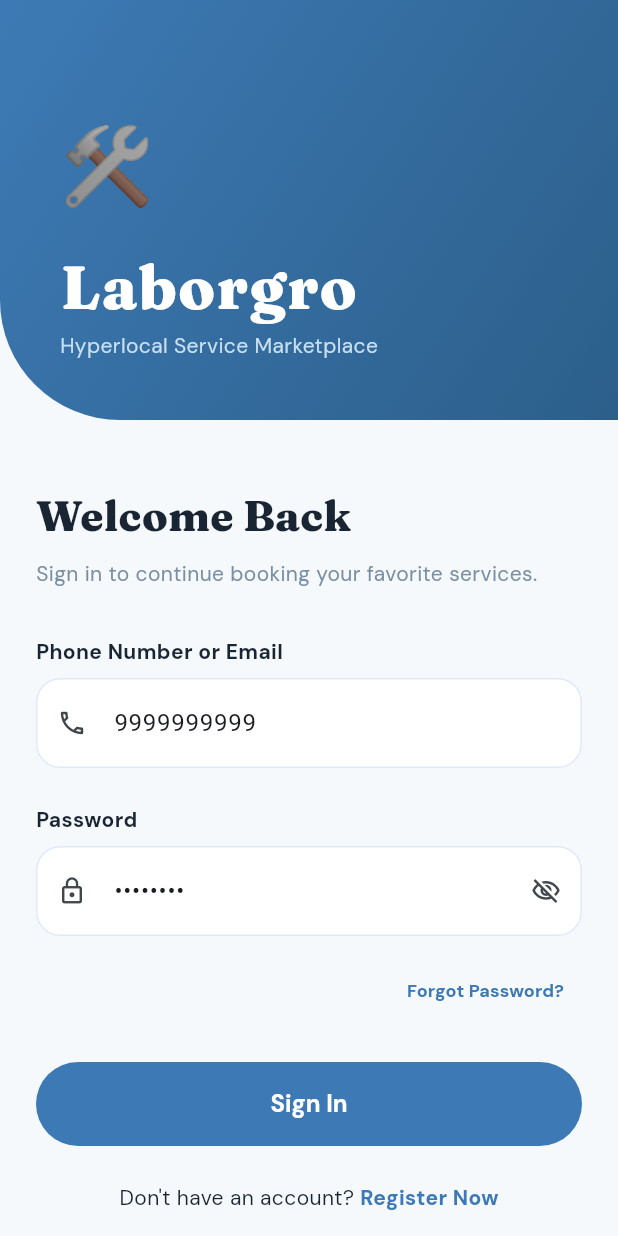
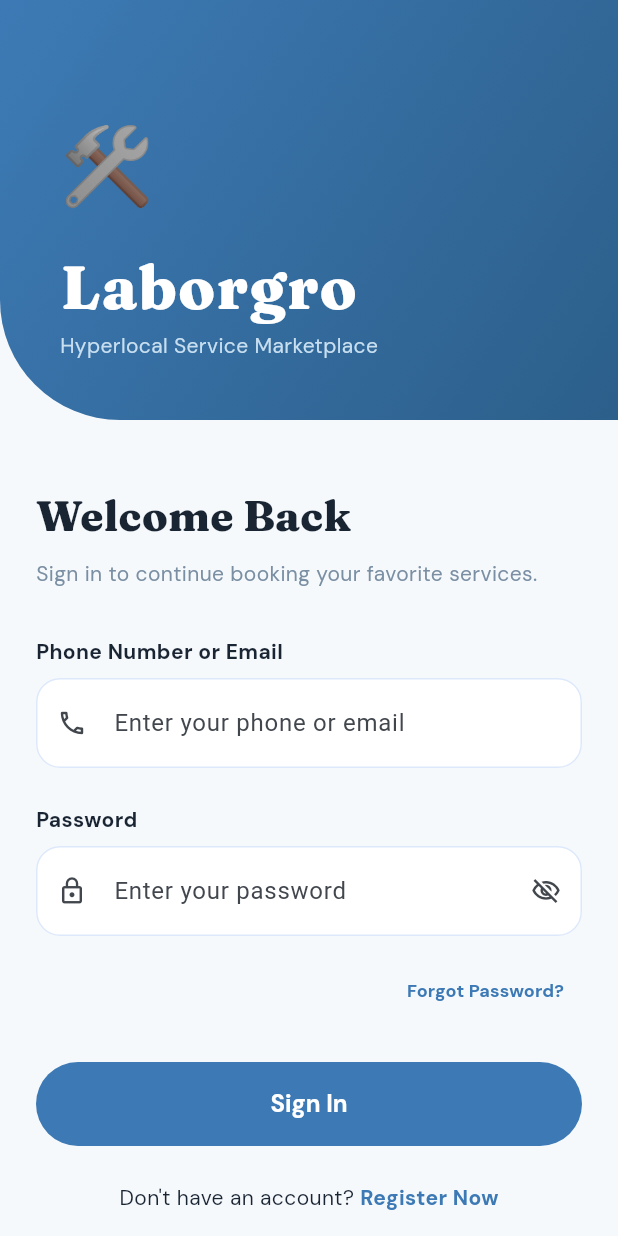
Before and after one commit to iMaginarParas/laborapp, a Flutter app: the screen it shows after launch, on a phone screen of 412 x 824 dp. Run offline on Flutter 3.47's test engine with Material 3 defaults, Android fonts, the phone set to English and light mode, and no system bars; our stand-ins replace dio, flutter_dotenv, flutter_riverpod, geocoding, geolocator, google_fonts.

Commit message:
feat: Add password visibility toggle and clear initial auth inputs

```diff
--- a/lib/features/auth/presentation/login_screen.dart
+++ b/lib/features/auth/presentation/login_screen.dart
@@ -15,9 +15,10 @@ class LoginScreen extends ConsumerStatefulWidget {
 }
 
 class _LoginScreenState extends ConsumerState<LoginScreen> {
-  final _phoneController = TextEditingController(text: "9999999999");
-  final _passwordController = TextEditingController(text: "test1234");
+  final _phoneController = TextEditingController(); // Cleared initial value
+  final _passwordController = TextEditingController(); // Cleared initial value
   bool _isLoading = false;
+  bool _obscurePassword = true; // Added for eye toggle
 
   Future<void> _handleLogin() async {
     setState(() => _isLoading = true);
@@ -73,11 +74,17 @@ class _LoginScreenState extends ConsumerState<LoginScreen> {
                   const SizedBox(height: 8),
                   TextField(
                     controller: _passwordController,
-                    obscureText: true,
-                    decoration: const InputDecoration(
+                    obscureText: _obscurePassword,
+                    decoration: InputDecoration(
                       hintText: "Enter your password",
-                      prefixIcon: Icon(Icons.lock_outline, size: 20),
-                      suffixIcon: Icon(Icons.visibility_off_outlined, size: 20),
+                      prefixIcon: const Icon(Icons.lock_outline, size: 20),
+                      suffixIcon: IconButton(
+                        icon: Icon(
+                          _obscurePassword ? Icons.visibility_off_outlined : Icons.visibility_outlined,
+                          size: 20,
+                        ),
+                        onPressed: () => setState(() => _obscurePassword = !_obscurePassword),
+                      ),
                     ),
                   ),
                   const SizedBox(height: 12),
```
Also changed, not shown: lib/features/auth/presentation/register_screen.dart (+12 -2 lines).
